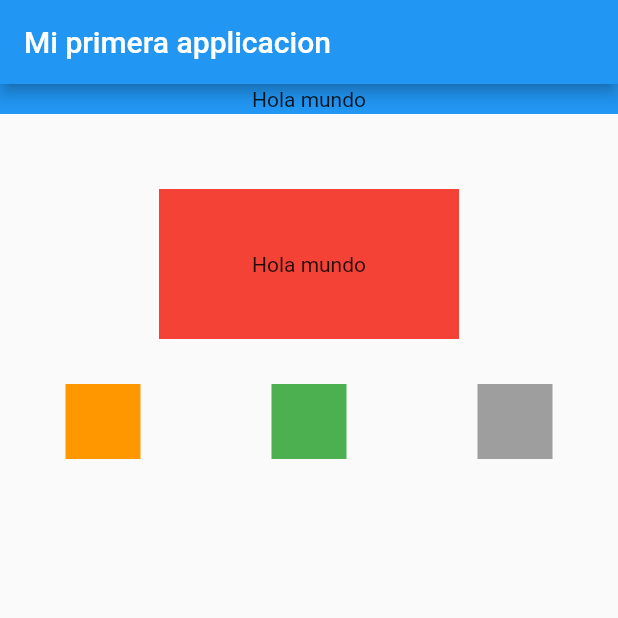
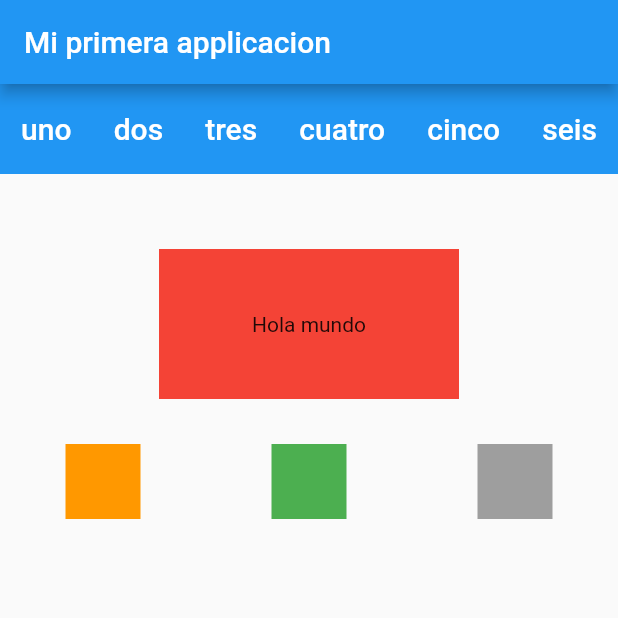
Before and after one commit to cristianfchq/studyJamCato, a Flutter app: the screen it shows after launch, on a phone screen of 412 x 824 dp, the top half of it. Run offline on Flutter 3.47's test engine with Material 2 defaults, Android fonts, the phone set to English and light mode, and no system bars.

Commit message:
sexto commit

```diff
--- a/lib/main.dart
+++ b/lib/main.dart
@@ -3,6 +3,18 @@ import 'package:flutter/material.dart';
 void main() => runApp(MyApp());
 
 class MyApp extends StatelessWidget {
+
+  Widget textoPrincipal(String text){
+    return Text(
+      text,
+      style: TextStyle(
+        color: Colors.white,
+        fontSize: 20.0,
+        fontWeight: FontWeight.w500,
+      ),
+    );
+  }
+
   // This widget is the root of your application.
   @override
   Widget build(BuildContext context) {
@@ -30,16 +42,28 @@ class MyApp extends StatelessWidget {
           children: <Widget>[
             Container(
               //width: 200.0,
-              height: 20.0,
+              height: 60.0,
               //color Color(0xFF388E3C),
               color: Colors.blue,
               //magen
               //margin: EdgeInsets.only(top: 50.0,left: 35.0),
               //margin: EdgeInsets.all(20.0),
-              child: Center(
-                child: Text("Hola mundo"),
+                child: Row(
+                  mainAxisAlignment: MainAxisAlignment.spaceAround,
+                  //scrollDirection: Axis.horizontal,
+
+                  children: <Widget>[
+                    textoPrincipal("uno"),
+                    textoPrincipal("dos"),
+                    textoPrincipal("tres"),
+                    textoPrincipal("cuatro"),
+                    textoPrincipal("cinco"),
+                    textoPrincipal("seis"),
+
+                  ],
+                ),
               ),
-            ),
+
             Container(
               width: 200.0,
               height: 100.0,
```
